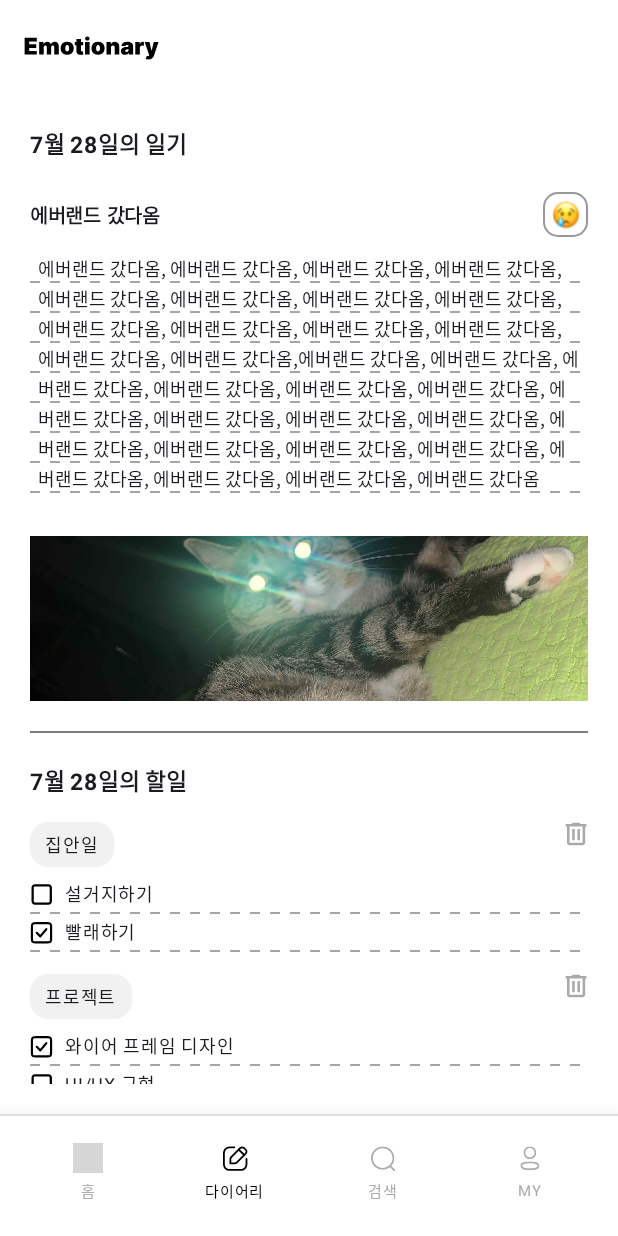
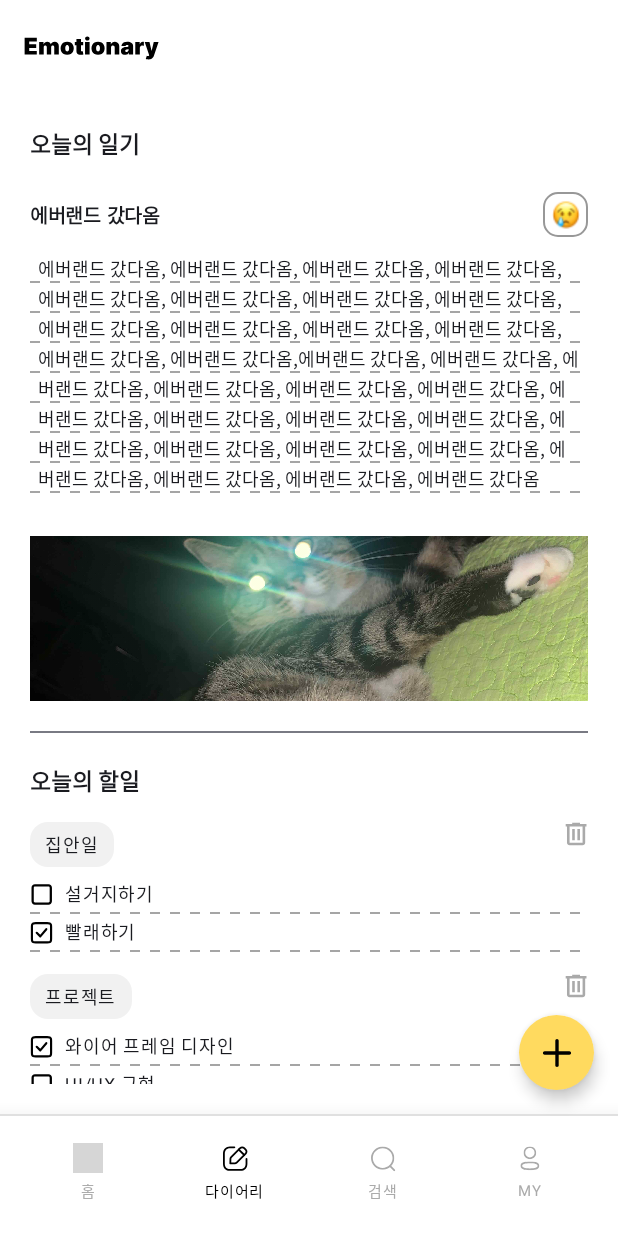
Before and after one commit to MinseoSONG/Emotionary-FE, an Android app built with Jetpack Compose: the screen it shows after launch (MainActivity), on a phone screen of 412 x 824 dp. Run offline under Robolectric (Android 15) with nearby library versions, the phone set to English and light mode, and no system bars; grey boxes are pictures that could not be loaded.

Commit message:
feat: 다이어리 화면 - floating button 추가

```diff
--- a/app/src/main/java/com/example/emotionary/navigate/NavGraph.kt
+++ b/app/src/main/java/com/example/emotionary/navigate/NavGraph.kt
@@ -18,7 +18,7 @@
 
 @Composable
 fun NavGraph(navController: NavHostController) {
-    NavHost(navController = navController, startDestination = "Diary/2024-07-28"){
+    NavHost(navController = navController, startDestination = "Diary/2024-08-18"){
         // start
         // 스플래쉬
         composable(route = "Splash"){
--- a/app/src/main/java/com/example/emotionary/screen/diary/DiaryScreen.kt
+++ b/app/src/main/java/com/example/emotionary/screen/diary/DiaryScreen.kt
@@ -10,25 +10,43 @@
 import androidx.compose.foundation.layout.Column
 import androidx.compose.foundation.layout.Row
 import androidx.compose.foundation.layout.Spacer
+import androidx.compose.foundation.layout.fillMaxSize
 import androidx.compose.foundation.layout.fillMaxWidth
 import androidx.compose.foundation.layout.height
 import androidx.compose.foundation.layout.padding
 import androidx.compose.foundation.layout.size
 import androidx.compose.foundation.rememberScrollState
+import androidx.compose.foundation.shape.CircleShape
 import androidx.compose.foundation.shape.RoundedCornerShape
 import androidx.compose.foundation.verticalScroll
+import androidx.compose.material.icons.Icons
+import androidx.compose.material.icons.filled.Add
 import androidx.compose.material3.Divider
+import androidx.compose.material3.DropdownMenu
+import androidx.compose.material3.DropdownMenuItem
+import androidx.compose.material3.FabPosition
+import androidx.compose.material3.FloatingActionButton
+import androidx.compose.material3.Icon
 import androidx.compose.material3.Scaffold
 import androidx.compose.material3.Text
 import androidx.compose.runtime.Composable
+import androidx.compose.runtime.getValue
+import androidx.compose.runtime.mutableStateOf
+import androidx.compose.runtime.remember
+import androidx.compose.runtime.setValue
 import androidx.compose.ui.Alignment
 import androidx.compose.ui.Modifier
+import androidx.compose.ui.draw.clip
 import androidx.compose.ui.graphics.Color
+import androidx.compose.ui.graphics.vector.ImageVector
 import androidx.compose.ui.layout.ContentScale
 import androidx.compose.ui.res.colorResource
 import androidx.compose.ui.res.painterResource
 import androidx.compose.ui.text.TextStyle
 import androidx.compose.ui.text.font.FontWeight
+import androidx.compose.ui.text.style.TextAlign
+import androidx.compose.ui.unit.DpOffset
+import androidx.compose.ui.unit.IntOffset
 import androidx.compose.ui.unit.dp
 import androidx.compose.ui.unit.sp
 import androidx.lifecycle.viewmodel.compose.viewModel
@@ -58,6 +76,9 @@
     // 할일
     val todoViewModel : TodoViewModel = viewModel()
 
+    // floating 버튼
+    var expanded by remember { mutableStateOf(false) }
+
     Scaffold(
         containerColor = Color.White,
         topBar = {
@@ -65,7 +86,26 @@
         },
         bottomBar = {
             Appbar(selected = 2, navController = navController)
-        }
+        },
+        floatingActionButton = {
+            FloatingActionButton(
+                onClick = { expanded = true },
+                containerColor = if(expanded == false) colorResource(id = R.color.main_yellow) else colorResource(id = R.color.gray_300),
+                shape = CircleShape,
+                modifier = Modifier
+                    .size(50.dp)
+                    .padding(0.dp)
+            ) {
+                Image(
+                    painter = if(expanded == false) painterResource(id = R.drawable.ic_plus) else painterResource(
+                        id = R.drawable.ic_minus
+                    ),
+                    contentDescription = "버튼",
+                    modifier = Modifier.size(20.dp)
+                )
+            }
+        },
+        floatingActionButtonPosition = FabPosition.End
     ) { paddingValues ->
         Column(
             modifier = Modifier
@@ -209,6 +249,79 @@
                 }
 
             }
+
+            // floating 버튼
+            DropdownMenu(
+                expanded = expanded,
+                onDismissRequest = {expanded = false},
+                offset = DpOffset(280.dp,-120.dp),
+                modifier = Modifier
+                    .clip(RoundedCornerShape(8.dp))
+                    .background(Color.White)
+            ) {
+                DropdownMenuItem(
+                    text = {
+                           Text(
+                               text = "일기수정",
+                               fontSize = 13.sp,
+                               color = Color.Gray,
+                               fontWeight = FontWeight.Bold,
+                               textAlign = TextAlign.Center,
+                               modifier = Modifier.fillMaxSize()
+                           )
+                    },
+                    onClick = {
+                        // 일기수정 페이지로 이동
+                        expanded = false
+                        navController.navigate("")
+                    },
+                    modifier = Modifier
+                        .size(90.dp, 20.dp)
+                        .align(Alignment.CenterHorizontally)
+                )
+
+                DropdownMenuItem(
+                    text = {
+                        Text(
+                            text = "일기쓰기",
+                            fontSize = 13.sp,
+                            color = Color.Gray,
+                            fontWeight = FontWeight.Bold,
+                            textAlign = TextAlign.Center,
+                            modifier = Modifier.fillMaxSize()
+                        )
+                    },
+                    onClick = {
+                        // 일기쓰기 페이지로 이동
+                        expanded = false
+                        navController.navigate("")
+                    },
+                    modifier = Modifier
+                        .size(90.dp, 20.dp)
+                        .align(Alignment.CenterHorizontally)
+                )
+
+                DropdownMenuItem(
+                    text = {
+                        Text(
+                            text = "투두추가",
+                            fontSize = 13.sp,
+                            color = Color.Gray,
+                            fontWeight = FontWeight.Bold,
+                            textAlign = TextAlign.Center,
+                            modifier = Modifier.fillMaxSize()
+                        )
+                    },
+                    onClick = {
+                        // 투두추가 페이지로 이동
+                        expanded = false
+                        navController.navigate("")
+                    },
+                    modifier = Modifier
+                        .size(90.dp, 20.dp)
+                        .align(Alignment.CenterHorizontally)
+                )
+            }
         }
     }
 }
--- /dev/null
+++ b/app/src/main/res/drawable/ic_minus.xml
@@ -0,0 +1,13 @@
+<vector xmlns:android="http://schemas.android.com/apk/res/android"
+    android:width="24dp"
+    android:height="24dp"
+    android:viewportWidth="24"
+    android:viewportHeight="24">
+  <path
+      android:pathData="M5,12H19"
+      android:strokeLineJoin="round"
+      android:strokeWidth="2.5"
+      android:fillColor="#00000000"
+      android:strokeColor="#1E1E1E"
+      android:strokeLineCap="round"/>
+</vector>
--- /dev/null
+++ b/app/src/main/res/drawable/ic_plus.xml
@@ -0,0 +1,9 @@
+<vector xmlns:android="http://schemas.android.com/apk/res/android"
+    android:width="16dp"
+    android:height="16dp"
+    android:viewportWidth="16"
+    android:viewportHeight="16">
+  <path
+      android:pathData="M15.5,8C15.5,8.239 15.405,8.468 15.236,8.636C15.068,8.805 14.839,8.9 14.6,8.9H8.9V14.6C8.9,14.839 8.805,15.068 8.636,15.236C8.468,15.405 8.239,15.5 8,15.5C7.761,15.5 7.532,15.405 7.364,15.236C7.195,15.068 7.1,14.839 7.1,14.6V8.9H1.4C1.161,8.9 0.932,8.805 0.764,8.636C0.595,8.468 0.5,8.239 0.5,8C0.5,7.761 0.595,7.532 0.764,7.364C0.932,7.195 1.161,7.1 1.4,7.1H7.1V1.4C7.1,1.161 7.195,0.932 7.364,0.764C7.532,0.595 7.761,0.5 8,0.5C8.239,0.5 8.468,0.595 8.636,0.764C8.805,0.932 8.9,1.161 8.9,1.4V7.1H14.6C14.839,7.1 15.068,7.195 15.236,7.364C15.405,7.532 15.5,7.761 15.5,8Z"
+      android:fillColor="#000000"/>
+</vector>
```
